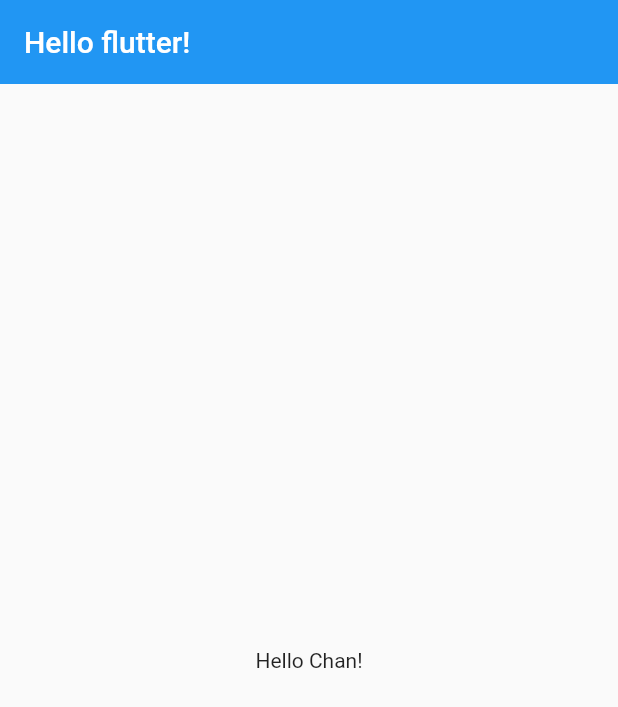
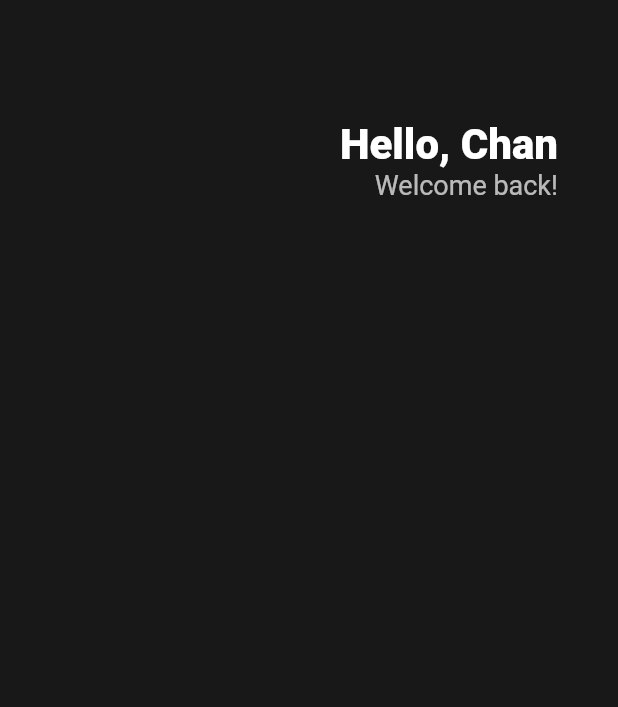
Before and after one commit to front-chan/flutter_study, a Flutter app: the screen it shows after launch, on a phone screen of 412 x 824 dp. Shown: the top 707 px of the screen. Run offline on Flutter 3.47's test engine with Material 2 defaults, Android fonts, the phone set to English and light mode, and no system bars.

Commit message:
flutter UI study

```diff
--- a/lib/main.dart
+++ b/lib/main.dart
@@ -10,14 +10,47 @@ class App extends StatelessWidget {
     return MaterialApp(
       // home: Text('Hello Chan!'),
       home: Scaffold(
-        appBar: AppBar(
-          centerTitle: false, // 가운데 정렬 해제
-          elevation: 0, // 그림자 표시
-          title: Text('Hello flutter!'),
-          // backgroundColor: Color(Color(0, 0, 0)),
-        ),
-        body: Center(
-          child: Text('Hello Chan!'),
+        // backgroundColor: Colors.teal[200],
+        // backgroundColor: Colors.black,
+        // backgroundColor: Color.fromARGB(0, 145, 74, 74),
+        // backgroundColor: Color.fromRGBO(72, 213, 145, 0.379),
+        backgroundColor: Color(0xFF181818),
+        body: Padding(
+          padding: EdgeInsets.symmetric(
+            horizontal: 40,
+          ),
+          child: Column(
+            children: [
+              SizedBox(
+                height: 80,
+              ),
+              Row(
+                mainAxisAlignment: MainAxisAlignment.end,
+                children: [
+                  Column(
+                    crossAxisAlignment: CrossAxisAlignment.end,
+                    children: [
+                      Text(
+                        'Hello, Chan',
+                        style: TextStyle(
+                          color: Colors.white,
+                          fontSize: 28,
+                          fontWeight: FontWeight.w800,
+                        ),
+                      ),
+                      Text(
+                        'Welcome back!',
+                        style: TextStyle(
+                          color: Colors.white.withOpacity(.7),
+                          fontSize: 18,
+                        ),
+                      ),
+                    ],
+                  )
+                ],
+              )
+            ],
+          ),
         ),
       ),
     );
```
